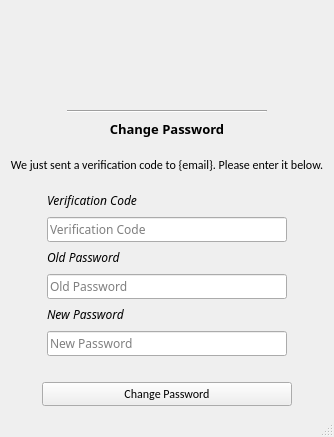
The window that ui/changePassword.ui (nfoert/jadelauncher_actionstest) describes before a commit, drawn with Qt 5.
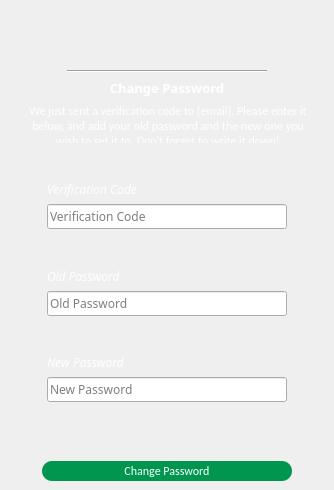
The same window after the commit. Icons and pictures are not drawn.

```diff
--- a/ui/changePassword.ui
+++ b/ui/changePassword.ui
@@ -7,7 +7,7 @@
     <x>0</x>
     <y>0</y>
     <width>334</width>
-    <height>437</height>
+    <height>490</height>
    </rect>
   </property>
   <property name="sizePolicy">
@@ -38,12 +38,34 @@
   </property>
   <property name="windowIcon">
    <iconset resource="../assets.qrc">
-    <normaloff>:/images/assets/jadeIcon.png</normaloff>:/images/assets/jadeIcon.png</iconset>
+    <normaloff>:/icons/assets/icons/jadeIcon.png</normaloff>:/icons/assets/icons/jadeIcon.png</iconset>
+  </property>
+  <property name="styleSheet">
+   <string notr="true">QMainWindow {
+	border-image: url(:/backgrounds/assets/backgrounds/accountBackground.png) 0 0 0 0 stretch stretch;
+}
+</string>
   </property>
   <widget class="QWidget" name="centralwidget">
    <layout class="QGridLayout" name="gridLayout">
     <item row="0" column="0">
      <layout class="QVBoxLayout" name="verticalLayout_5">
+      <item>
+       <spacer name="verticalSpacer_7">
+        <property name="orientation">
+         <enum>Qt::Vertical</enum>
+        </property>
+        <property name="sizeType">
+         <enum>QSizePolicy::Fixed</enum>
+        </property>
+        <property name="sizeHint" stdset="0">
+         <size>
+          <width>20</width>
+          <height>20</height>
+         </size>
+        </property>
+       </spacer>
+      </item>
       <item>
        <layout class="QHBoxLayout" name="horizontalLayout">
         <item>
@@ -59,7 +81,7 @@
           </property>
          </spacer>
         </item>
-        <item>
+        <item alignment="Qt::AlignTop">
          <widget class="QLabel" name="topBox_image">
           <property name="sizePolicy">
            <sizepolicy hsizetype="Fixed" vsizetype="Fixed">
@@ -67,10 +89,16 @@
             <verstretch>0</verstretch>
            </sizepolicy>
           </property>
+          <property name="minimumSize">
+           <size>
+            <width>167</width>
+            <height>25</height>
+           </size>
+          </property>
           <property name="maximumSize">
            <size>
-            <width>157</width>
-            <height>109</height>
+            <width>167</width>
+            <height>25</height>
            </size>
           </property>
           <property name="text">
@@ -99,9 +127,25 @@
         </item>
        </layout>
       </item>
+      <item>
+       <spacer name="verticalSpacer_2">
+        <property name="orientation">
+         <enum>Qt::Vertical</enum>
+        </property>
+        <property name="sizeType">
+         <enum>QSizePolicy::Fixed</enum>
+        </property>
+        <property name="sizeHint" stdset="0">
+         <size>
+          <width>20</width>
+          <height>10</height>
+         </size>
+        </property>
+       </spacer>
+      </item>
       <item>
        <layout class="QVBoxLayout" name="verticalLayout_2">
-        <item alignment="Qt::AlignHCenter">
+        <item alignment="Qt::AlignHCenter|Qt::AlignTop">
          <widget class="Line" name="line">
           <property name="minimumSize">
            <size>
@@ -123,7 +167,7 @@
           </property>
          </widget>
         </item>
-        <item>
+        <item alignment="Qt::AlignTop">
          <widget class="QLabel" name="mainBox_text">
           <property name="maximumSize">
            <size>
@@ -136,6 +180,9 @@
             <family>Segoe UI Light</family>
            </font>
           </property>
+          <property name="styleSheet">
+           <string notr="true">color: rgb(255, 255, 255);</string>
+          </property>
           <property name="text">
            <string>&lt;html&gt;&lt;head/&gt;&lt;body&gt;&lt;p align=&quot;center&quot;&gt;&lt;span style=&quot; font-size:10pt; font-weight:600;&quot;&gt;Change Password&lt;/span&gt;&lt;/p&gt;&lt;/body&gt;&lt;/html&gt;</string>
           </property>
@@ -143,7 +190,7 @@
         </item>
        </layout>
       </item>
-      <item>
+      <item alignment="Qt::AlignTop">
        <widget class="QLabel" name="label">
         <property name="minimumSize">
          <size>
@@ -157,14 +204,33 @@
           <height>40</height>
          </size>
         </property>
+        <property name="styleSheet">
+         <string notr="true">color: rgb(255, 255, 255);
+text-align: center;
+padding-left:10px;
+padding-right:10px;</string>
+        </property>
         <property name="text">
-         <string>&lt;html&gt;&lt;head/&gt;&lt;body&gt;&lt;p align=&quot;center&quot;&gt;We just sent a verification code to {email}. Please enter it below.&lt;/p&gt;&lt;/body&gt;&lt;/html&gt;</string>
+         <string>&lt;html&gt;&lt;head/&gt;&lt;body&gt;&lt;p align=&quot;center&quot;&gt;We just sent a verification code to {email}. Please enter it below, and add your old password and the new one you wish to set it to. Don't forget to write it down!&lt;/p&gt;&lt;/body&gt;&lt;/html&gt;</string>
         </property>
         <property name="wordWrap">
          <bool>true</bool>
         </property>
        </widget>
       </item>
+      <item>
+       <spacer name="verticalSpacer_6">
+        <property name="orientation">
+         <enum>Qt::Vertical</enum>
+        </property>
+        <property name="sizeHint" stdset="0">
+         <size>
+          <width>20</width>
+          <height>40</height>
+         </size>
+        </property>
+       </spacer>
+      </item>
       <item>
        <layout class="QHBoxLayout" name="horizontalLayout_2">
         <item>
@@ -198,6 +264,9 @@
               <family>Segoe UI Light</family>
              </font>
             </property>
+            <property name="styleSheet">
+             <string notr="true">color: rgb(255, 255, 255);</string>
+            </property>
             <property name="text">
              <string>&lt;html&gt;&lt;head/&gt;&lt;body&gt;&lt;p&gt;&lt;span style=&quot; font-style:italic;&quot;&gt;Verification Code&lt;/span&gt;&lt;/p&gt;&lt;/body&gt;&lt;/html&gt;</string>
             </property>
@@ -230,6 +299,19 @@
             </property>
            </widget>
           </item>
+          <item>
+           <spacer name="verticalSpacer_3">
+            <property name="orientation">
+             <enum>Qt::Vertical</enum>
+            </property>
+            <property name="sizeHint" stdset="0">
+             <size>
+              <width>20</width>
+              <height>40</height>
+             </size>
+            </property>
+           </spacer>
+          </item>
          </layout>
         </item>
         <item>
@@ -283,6 +365,9 @@
               <family>Segoe UI Light</family>
              </font>
             </property>
+            <property name="styleSheet">
+             <string notr="true">color: rgb(255, 255, 255);</string>
+            </property>
             <property name="text">
              <string>&lt;html&gt;&lt;head/&gt;&lt;body&gt;&lt;p&gt;&lt;span style=&quot; font-style:italic;&quot;&gt;Old Password&lt;/span&gt;&lt;/p&gt;&lt;/body&gt;&lt;/html&gt;</string>
             </property>
@@ -315,6 +400,19 @@
             </property>
            </widget>
           </item>
+          <item>
+           <spacer name="verticalSpacer_4">
+            <property name="orientation">
+             <enum>Qt::Vertical</enum>
+            </property>
+            <property name="sizeHint" stdset="0">
+             <size>
+              <width>20</width>
+              <height>40</height>
+             </size>
+            </property>
+           </spacer>
+          </item>
          </layout>
         </item>
         <item>
@@ -368,6 +466,9 @@
               <family>Segoe UI Light</family>
              </font>
             </property>
+            <property name="styleSheet">
+             <string notr="true">color: rgb(255, 255, 255);</string>
+            </property>
             <property name="text">
              <string>&lt;html&gt;&lt;head/&gt;&lt;body&gt;&lt;p&gt;&lt;span style=&quot; font-style:italic;&quot;&gt;New Password&lt;/span&gt;&lt;/p&gt;&lt;/body&gt;&lt;/html&gt;</string>
             </property>
@@ -400,6 +501,19 @@
             </property>
            </widget>
           </item>
+          <item>
+           <spacer name="verticalSpacer_5">
+            <property name="orientation">
+             <enum>Qt::Vertical</enum>
+            </property>
+            <property name="sizeHint" stdset="0">
+             <size>
+              <width>20</width>
+              <height>40</height>
+             </size>
+            </property>
+           </spacer>
+          </item>
          </layout>
         </item>
         <item>
@@ -441,7 +555,7 @@
         <property name="minimumSize">
          <size>
           <width>250</width>
-          <height>0</height>
+          <height>20</height>
          </size>
         </property>
         <property name="maximumSize">
@@ -450,6 +564,25 @@
           <height>16777215</height>
          </size>
         </property>
+        <property name="styleSheet">
+         <string notr="true">QPushButton {
+	background-color: rgb(0, 150, 80);
+	border-color: rgb(0, 255, 0);
+	border-radius: 10px;
+	font: 10pt &quot;Calibri&quot;;
+	
+	color: rgb(255, 255, 255);
+}
+
+QPushButton:hover {
+	background-color: rgb(0, 170, 100);
+}
+
+QPushButton:pressed {
+	
+	background-color: rgb(0, 200, 120);
+}</string>
+        </property>
         <property name="text">
          <string>Change Password</string>
         </property>
@@ -459,7 +592,6 @@
     </item>
    </layout>
   </widget>
-  <widget class="QStatusBar" name="statusbar"/>
  </widget>
  <tabstops>
   <tabstop>verificationCode_edit</tabstop>
```
Left out of the diff: 2 changed lines with no effect on the pictures.
